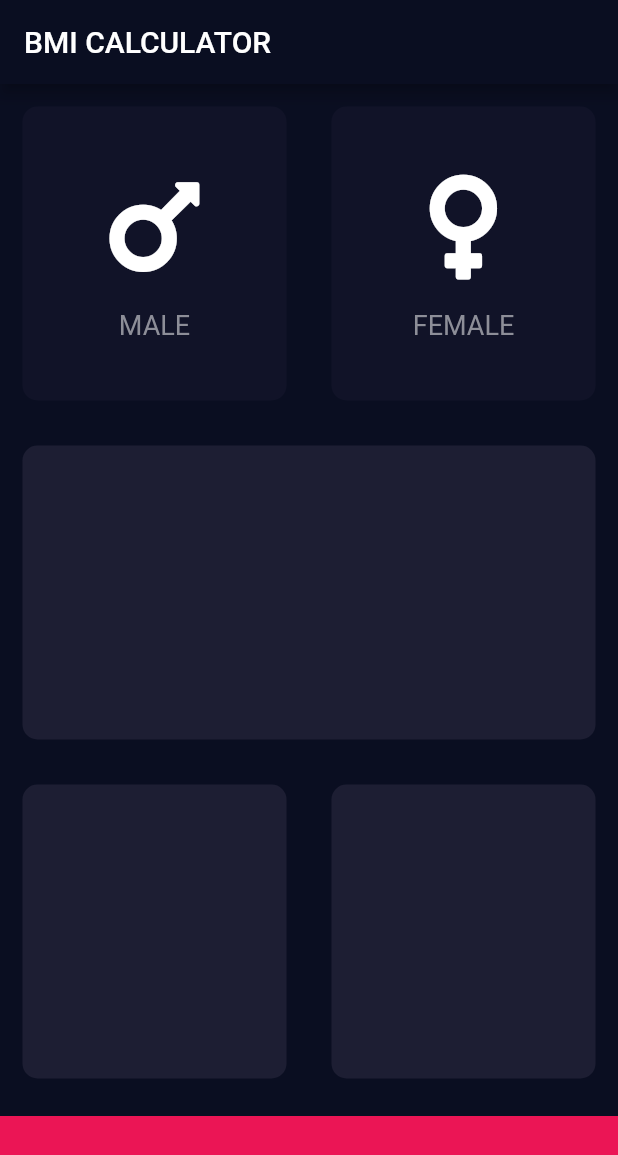
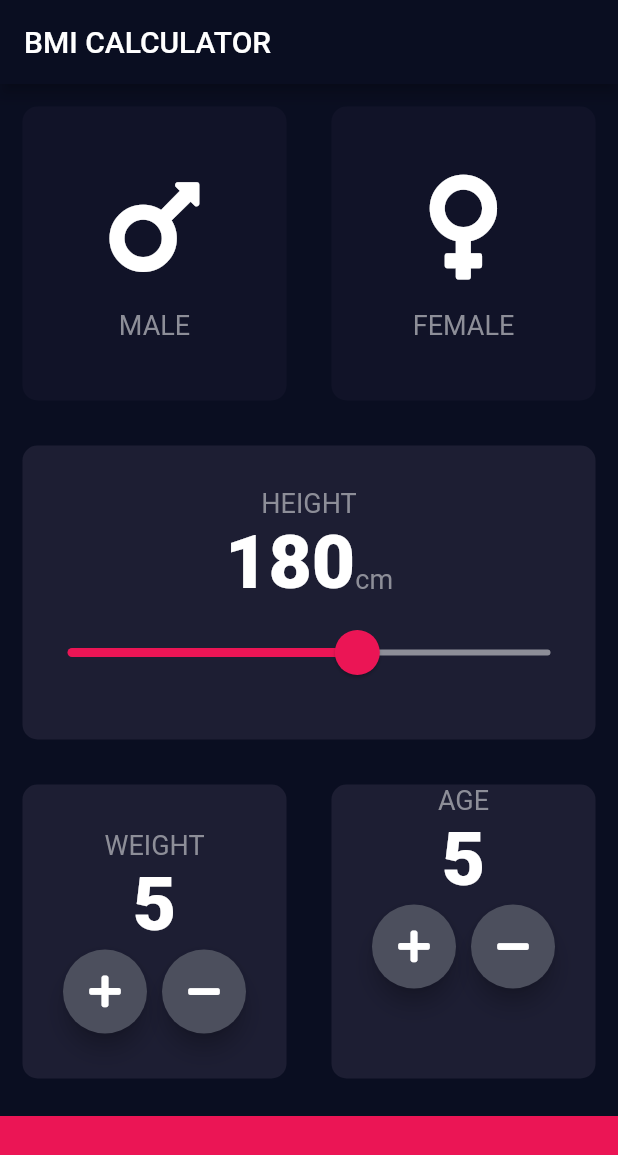
Before and after one commit to shadrachodek/bmi-calculator-flutter, a Flutter app: the screen it shows after launch, on a phone screen of 412 x 824 dp. Shown: the top 1155 px of the screen. Run offline on Flutter 3.47's test engine with Material 2 defaults, Android fonts, the phone set to English and light mode, and no system bars; our stand-ins replace font_awesome_flutter.

Commit message:
add slider feature and increment and decrement on button click

```diff
--- /dev/null
+++ b/lib/constants.dart
@@ -0,0 +1,18 @@
+import 'package:flutter/material.dart';
+
+const kBottomContainerHeight = 80.0;
+const kActiveCardColor = Color(0xFF1D1E33);
+const kInactiveCardColor = Color(0xFF111328);
+const kBottomContainerColor = Color(0xFFEB1555);
+
+const kLabelTextStyle = TextStyle(
+  fontSize: 18.0,
+  color: Color(
+    0xFF8D8E98,
+  ),
+);
+
+const kNumberTextStyle = TextStyle(
+  fontSize: 50.0,
+  fontWeight: FontWeight.w900,
+);
--- a/lib/icon_content.dart
+++ b/lib/icon_content.dart
@@ -1,11 +1,6 @@
 import 'package:flutter/material.dart';
 
-const labelTextStyle = TextStyle(
-  fontSize: 18.0,
-  color: Color(
-    0xFF8D8E98,
-  ),
-);
+import 'constants.dart';
 
 class IconContent extends StatelessWidget {
   final IconData icon;
@@ -24,7 +19,7 @@ class IconContent extends StatelessWidget {
         SizedBox(
           height: 15.0,
         ),
-        Text(label, style: labelTextStyle)
+        Text(label, style: kLabelTextStyle)
       ],
     );
   }
--- a/lib/input_page.dart
+++ b/lib/input_page.dart
@@ -1,13 +1,10 @@
+import 'package:flutter/cupertino.dart';
 import 'package:flutter/material.dart';
 import 'package:font_awesome_flutter/font_awesome_flutter.dart';
 
+import 'constants.dart';
 import 'icon_content.dart';
 import 'reusable_card.dart';
-
-const bottomContainerHeight = 80.0;
-const activeCardColor = Color(0xFF1D1E33);
-const inactiveCardColor = Color(0xFF111328);
-const bottomContainerColor = Color(0xFFEB1555);
 
 enum Gender { male, female }
 
@@ -18,6 +15,9 @@ class InputPage extends StatefulWidget {
 
 class _InputPageState extends State<InputPage> {
   Gender selectedGender;
+  int height = 180;
+  int weight = 5;
+  int age = 5;
 
   @override
   Widget build(BuildContext context) {
@@ -26,6 +26,7 @@ class _InputPageState extends State<InputPage> {
           title: Text('BMI CALCULATOR'),
         ),
         body: Column(
+          crossAxisAlignment: CrossAxisAlignment.stretch,
           children: [
             Expanded(
                 child: Row(
@@ -38,8 +39,8 @@ class _InputPageState extends State<InputPage> {
                       });
                     },
                     color: selectedGender == Gender.male
-                        ? activeCardColor
-                        : inactiveCardColor,
+                        ? kActiveCardColor
+                        : kInactiveCardColor,
                     cardChild:
                         IconContent(icon: FontAwesomeIcons.mars, label: 'MALE'),
                   ),
@@ -54,15 +55,65 @@ class _InputPageState extends State<InputPage> {
                     cardChild: IconContent(
                         icon: FontAwesomeIcons.venus, label: 'FEMALE'),
                     color: selectedGender == Gender.female
-                        ? activeCardColor
-                        : inactiveCardColor,
+                        ? kActiveCardColor
+                        : kInactiveCardColor,
                   ),
                 ),
               ],
             )),
             Expanded(
               child: ReusableCard(
-                color: activeCardColor,
+                color: kActiveCardColor,
+                cardChild: Column(
+                  mainAxisAlignment: MainAxisAlignment.center,
+                  children: [
+                    Text(
+                      'HEIGHT',
+                      style: kLabelTextStyle,
+                    ),
+                    Row(
+                      mainAxisAlignment: MainAxisAlignment.center,
+                      crossAxisAlignment: CrossAxisAlignment.baseline,
+                      textBaseline: TextBaseline.alphabetic,
+                      children: [
+                        Text(
+                          height.toString(),
+                          style: kNumberTextStyle,
+                        ),
+                        Text(
+                          'cm',
+                          style: kLabelTextStyle,
+                        )
+                      ],
+                    ),
+                    SliderTheme(
+                      data: SliderTheme.of(context).copyWith(
+                        inactiveTrackColor: Color(0xFF8D8E98),
+                        activeTrackColor: Colors.white,
+                        thumbColor: Color(0xFFEB1555),
+                        overlayColor: Color(0xFFEB1555),
+                        thumbShape:
+                            RoundSliderThumbShape(enabledThumbRadius: 15.0),
+                        overlayShape:
+                            RoundSliderOverlayShape(overlayRadius: 30.0),
+                      ),
+                      child: Slider(
+                        value: height.toDouble(),
+                        min: 120.0,
+                        max: 220.0,
+                        activeColor: Color(0xFFEB1555),
+                        inactiveColor: Color(0xFF8D8E98),
+                        onChanged: (double value) {
+                          setState(() {
+                            height = value.round();
+                          });
+
+                          print(value);
+                        },
+                      ),
+                    )
+                  ],
+                ),
               ),
             ),
             Expanded(
@@ -70,23 +121,118 @@ class _InputPageState extends State<InputPage> {
               children: [
                 Expanded(
                   child: ReusableCard(
-                    color: activeCardColor,
+                    color: kActiveCardColor,
+                    cardChild: Column(
+                      mainAxisAlignment: MainAxisAlignment.center,
+                      children: [
+                        Text(
+                          'WEIGHT',
+                          style: kLabelTextStyle,
+                        ),
+                        Text(
+                          weight.toString(),
+                          style: kNumberTextStyle,
+                        ),
+                        Row(
+                          mainAxisAlignment: MainAxisAlignment.center,
+                          children: [
+                            RoundIconButton(
+                              onPressed: () {
+                                setState(() {
+                                  weight++;
+                                });
+                              },
+                              icon: FontAwesomeIcons.plus,
+                            ),
+                            SizedBox(
+                              width: 10.0,
+                            ),
+                            RoundIconButton(
+                              onPressed: () {
+                                setState(() {
+                                  weight--;
+                                });
+                              },
+                              icon: FontAwesomeIcons.minus,
+                            ),
+                          ],
+                        ),
+                      ],
+                    ),
                   ),
                 ),
                 Expanded(
                   child: ReusableCard(
-                    color: activeCardColor,
+                    color: kActiveCardColor,
+                    cardChild: Column(
+                      children: [
+                        Text(
+                          'AGE',
+                          style: kLabelTextStyle,
+                        ),
+                        Text(
+                          age.toString(),
+                          style: kNumberTextStyle,
+                        ),
+                        Row(
+                          mainAxisAlignment: MainAxisAlignment.center,
+                          children: [
+                            RoundIconButton(
+                              icon: FontAwesomeIcons.plus,
+                              onPressed: () {
+                                setState(() {
+                                  age++;
+                                });
+                              },
+                            ),
+                            SizedBox(
+                              width: 10.0,
+                            ),
+                            RoundIconButton(
+                              icon: FontAwesomeIcons.minus,
+                              onPressed: () {
+                                setState(() {
+                                  age--;
+                                });
+                              },
+                            ),
+                          ],
+                        )
+                      ],
+                    ),
                   ),
                 ),
               ],
             )),
             Container(
-              color: bottomContainerColor,
+              color: kBottomContainerColor,
               margin: EdgeInsets.only(top: 10.0),
               width: double.infinity,
-              height: bottomContainerHeight,
+              height: kBottomContainerHeight,
             ),
           ],
         ));
   }
 }
+
+class RoundIconButton extends StatelessWidget {
+  final IconData icon;
+  final Function onPressed;
+
+  RoundIconButton({@required this.icon, @required this.onPressed});
+
+  @override
+  Widget build(BuildContext context) {
+    return RawMaterialButton(
+      child: Icon(icon),
+      onPressed: onPressed,
+      elevation: 6.0,
+      constraints: BoxConstraints.tightFor(
+        width: 56.0,
+        height: 56.0,
+      ),
+      shape: CircleBorder(),
+      fillColor: Color(0xFF4C4F5D),
+    );
+  }
+}
```
